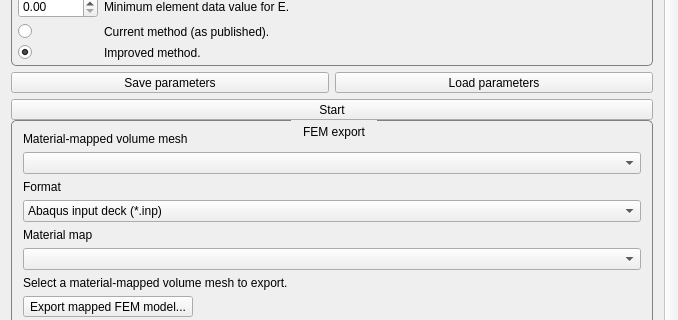
The window that Plugins/ch.zhaw.materialmapping/src/internal/MaterialMappingViewControls.ui (modenaxe/mitk-gem) describes before a commit, drawn with Qt 5; both pictures show x 0 to 678 and y 586 to 906 of the 678 by 1054 pixel window.
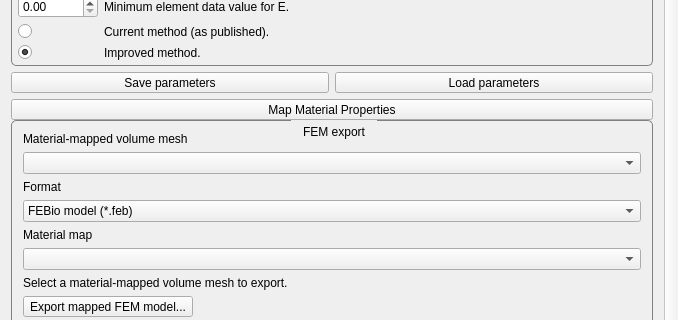
The same window after the commit. Custom widgets are drawn as their Qt base class.

Commit message: feat: preview the selected FEM material map

Patch:
```diff
--- a/Plugins/ch.zhaw.materialmapping/src/internal/MaterialMappingViewControls.ui
+++ b/Plugins/ch.zhaw.materialmapping/src/internal/MaterialMappingViewControls.ui
@@ -1336,7 +1336,7 @@
             </sizepolicy>
            </property>
            <property name="text">
-            <string>Start</string>
+            <string>Map Material Properties</string>
            </property>
           </widget>
          </item>
@@ -1365,6 +1365,9 @@
             </item>
             <item>
              <widget class="QComboBox" name="exportFormatComboBox">
+             <property name="currentIndex">
+              <number>2</number>
+             </property>
               <item>
                <property name="text">
                 <string>Abaqus input deck (*.inp)</string>
```
Lines whose indentation alone changed are shown as unchanged. The commit also changes 3 other files.
